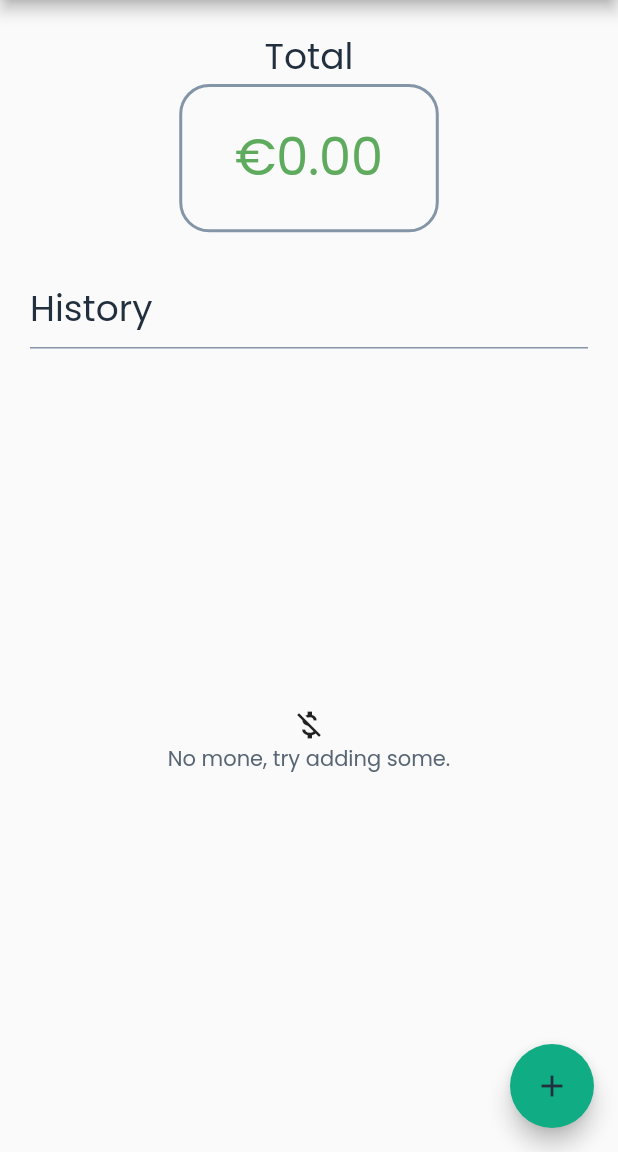
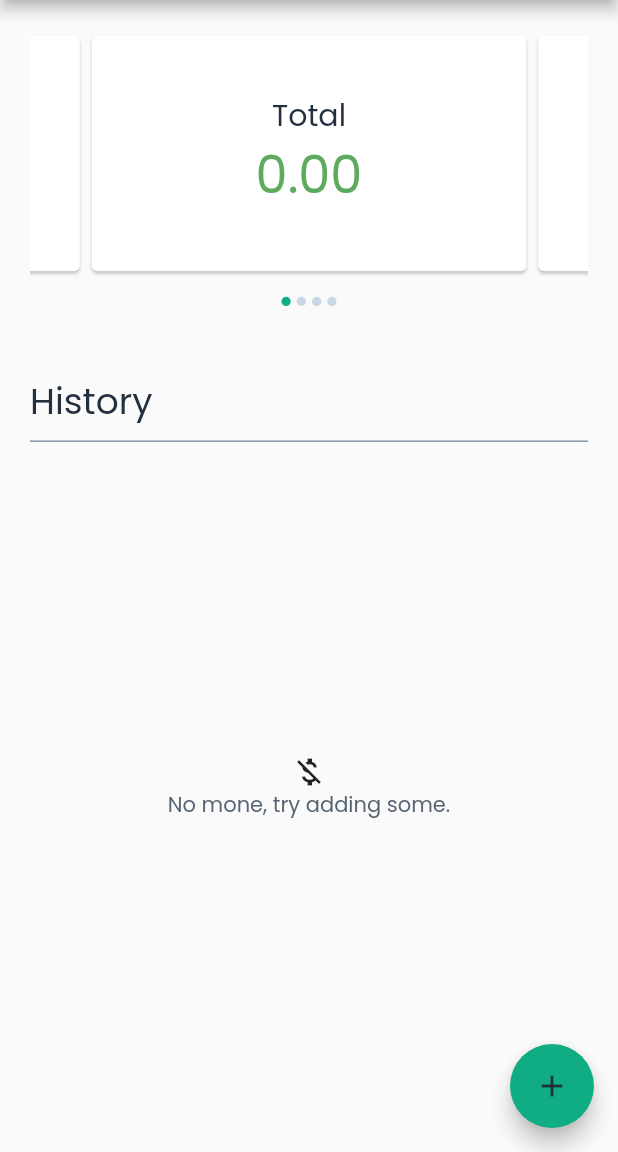
Before and after one commit to sungvzer/moneio, a Flutter app: the screen it shows once a user with an empty profile is signed in, on a phone screen of 412 x 824 dp, the part 84-1236 px from its top. Run offline on Flutter 3.47's test engine with Material 2 defaults, Android fonts, the phone set to English and light mode, and no system bars; drawn by our look-alikes of carousel_slider; our stand-ins replace bloc, cloud_firestore, currency_text_input_formatter, firebase_auth, firebase_core, flutter_bloc and 2 more; accounts and stored records are empty.

Commit message:
Views/Widgets: rewrite SumWidget.
It's now a carousel that displays various informations such as the total
sum, the sum per week, day and month.
It uses CarouselSlider, and, while it is still WIP, it shows very good
functionality and looks robust enough.

```diff
--- a/lib/views/home/home_page.dart
+++ b/lib/views/home/home_page.dart
@@ -11,7 +11,7 @@ import 'package:moneio/helpers/screen.dart';
 import 'package:moneio/views/home/add_transaction_page.dart';
 import 'package:moneio/views/home/settings_page.dart';
 import 'package:moneio/views/home/suggestions_page.dart';
-import 'package:moneio/widgets/sum_widget.dart' show SumWidget;
+import 'package:moneio/widgets/sum_widget.dart';
 import 'package:moneio/widgets/transaction_list.dart';
 
 class HomePage extends StatelessWidget {
@@ -163,7 +163,7 @@ class HomePage extends StatelessWidget {
             padding: const EdgeInsets.all(20.0),
             child: Column(
               children: [
-                SumWidget(settings["human_readable"]),
+                SumCarousel(settings["human_readable"]),
                 SizedBox(
                   height: percentHeight(context) * 4,
                 ),
--- a/lib/widgets/sum_widget.dart
+++ b/lib/widgets/sum_widget.dart
@@ -1,175 +1,315 @@
-import 'package:flutter/foundation.dart';
+import 'package:carousel_slider/carousel_slider.dart';
 import 'package:flutter/material.dart';
+import 'package:flutter/rendering.dart';
 import 'package:flutter_bloc/flutter_bloc.dart';
 import 'package:moneio/bloc/firestore/firestore_bloc.dart';
-import 'package:moneio/bloc/preference/preference_bloc.dart';
 import 'package:moneio/color_palette.dart';
-import 'package:moneio/constants.dart';
 import 'package:moneio/models/transaction.dart';
 import 'package:moneio/helpers/screen.dart';
+import 'package:moneio/models/transaction_category.dart';
 
-class SumWidget extends StatefulWidget {
-  final bool _humanReadable;
+class SumCarousel extends StatefulWidget {
+  final bool humanReadable;
+  SumCarousel(this.humanReadable);
 
-  SumWidget(this._humanReadable) {
-    if (morePrinting) {
-      debugPrint("SumWidget: human readable: $_humanReadable");
+  @override
+  _SumCarouselState createState() => _SumCarouselState(humanReadable);
+}
+
+class _SumCarouselState extends State<SumCarousel> {
+  int _currentIndex = 0;
+  var _cardList = <Widget Function(List<Transaction>)>[];
+  final bool humanReadable;
+
+  _SumCarouselState(this.humanReadable) {
+    _cardList = <Widget Function(List<Transaction>)>[
+      (l) => _TotalSumCard(this.humanReadable, l),
+      (l) => _DaySumCard(this.humanReadable, l),
+      (l) => _WeekSumCard(this.humanReadable, l),
+      (l) => _MonthSumCard(this.humanReadable, l),
+    ];
+  }
+
+  void _updateIndex(int newIndex) {
+    setState(() {
+      _currentIndex = newIndex;
+    });
+  }
+
+  List<T> map<T>(List list, Function handler) {
+    List<T> result = [];
+
+    for (int i = 0; i < list.length; i++) {
+      result.add(handler(i, list[i]));
     }
+
+    return result;
+  }
+
+  void _onPageChanged(int index, CarouselPageChangedReason reason) {
+    _updateIndex(index);
+  }
+
+  List<Transaction> _getTransactionsFromState(FirestoreState state) {
+    List<Transaction> Function(Map<String, dynamic>) getFromDocument =
+        (Map<String, dynamic> document) {
+      List<Transaction> list = [];
+      if (!document.containsKey("transactions")) {
+        return list;
+      }
+      if (document["transactions"] is List) {
+        for (var map in document["transactions"]) {
+          list.add(Transaction.fromMap(map as Map<String, dynamic>));
+        }
+      }
+      return list;
+    };
+    List<Transaction> list = [];
+
+    if (state is FirestoreInitial) {
+      return list;
+    }
+    if (state is FirestoreReadState) {
+      if (!state.success) return list;
+      if (state.type != FirestoreReadType.UserDocument &&
+          state.type != FirestoreReadType.UserTransactions) {
+        return list;
+      }
+      if (!state.hasData) return list;
+      if (state.type == FirestoreReadType.UserTransactions) return state.data;
+
+      if (state.type == FirestoreReadType.UserDocument)
+        return getFromDocument(state.data);
+    }
+    if (state is FirestoreWriteState) {
+      if (!state.success) return list;
+      if (!state.hasUpdatedDocument) return list;
+      if (!(state.updatedDocument as Map).containsKey("transactions")) {
+        return list;
+      }
+
+      Map<String, dynamic> document = state.updatedDocument;
+      return getFromDocument(document);
+    }
+
+    return list;
   }
 
   @override
-  SumWidgetState createState() => SumWidgetState(_humanReadable);
-}
-
-class SumWidgetState extends State<SumWidget> {
-  int amount = 0;
-  String amountString = "";
-  bool _humanReadable;
-  String _userCurrency = "";
-
-  SumWidgetState(this._humanReadable);
-
-  Widget getInnerWidget(context, state) {
-    amount = 0;
-    // TODO: Displayed user currency.
-    if (state is! FirestoreReadState && state is! FirestoreWriteState)
-      return CircularProgressIndicator();
-    Map<String, int> sumsByCurrency = {};
-
-    List<Transaction> values = [];
-    if (state is FirestoreWriteState && state.hasUpdatedDocument) {
-      debugPrint(
-          "SumWidgetState.getInnerWidget: write state.. and it has an updated document!");
-      var updatedDocument = state.updatedDocument as Map<String, dynamic>;
-      assert(updatedDocument["transactions"] != null);
-      var maps = updatedDocument["transactions"] as List<dynamic>;
-      maps.forEach((element) {
-        assert(element is Map);
-        values.add(Transaction.fromMap(element));
-      });
-      debugPrint(
-          "SumWidgetState.getInnerWidget: it even has transactions! $values");
-    } else if (state is FirestoreReadState &&
-        state.type == FirestoreReadType.UserTransactions) {
-      assert(state.hasData);
-      values = state.data;
-    }
-    values.forEach((tr) {
-      String currency = tr.currency;
-
-      if (!sumsByCurrency.containsKey(currency))
-        sumsByCurrency[currency] = tr.amount;
-      else {
-        sumsByCurrency[currency] = sumsByCurrency[currency]! + tr.amount;
-      }
-    });
-
-    String maxKey = "";
-    int currentSum;
-
-    for (var key in sumsByCurrency.keys) {
-      currentSum = sumsByCurrency[key]!;
-      // debugPrint("Key: $key, value: $currentSum");
-      if (maxKey == "") maxKey = key;
-      if (currentSum.abs() >= amount.abs()) {
-        amount = currentSum;
-        maxKey = key;
-      }
-    }
-
-    if (morePrinting) {
-      debugPrint(
-          "SumWidget.getInnerWidget: human readable format is ${_humanReadable ? "on" : "off"}");
-    }
-
-    amountString = Transaction(
-      amount: amount,
-      currency: maxKey == "" ? _userCurrency : maxKey,
-      date: DateTime.now(),
-      category: categories["NONE"]!,
-    ).getSeparatedAmountString(
-        currency: true, sign: false, humanReadable: _humanReadable);
-
-    if (morePrinting)
-      debugPrint(
-          "SumWidget.getInnerWidget: device width is ${screenWidth(context).round()}");
-
-    int maxAmountLength = screenWidth(context).round();
-    maxAmountLength = (maxAmountLength / 40).floor();
-    if (morePrinting)
-      debugPrint(
-          "SumWidget.getInnerWidget: so the new length is $maxAmountLength");
-
-    if (amountString.length > maxAmountLength) {
-      amountString = amountString.substring(0, maxAmountLength) +
-          ' ' +
-          amountString.substring(maxAmountLength);
-    }
-    return Center(
-      child: Text(
-        "${amount < 0 ? '-' : ''}$amountString",
-        style: Theme.of(context).textTheme.headline4!.copyWith(
-              color: amount < 0 ? ColorPalette.Amour : ColorPalette.PastelGreen,
-            ),
-        overflow: TextOverflow.ellipsis,
-      ),
-    );
-  }
-
-  @override
-  Widget build(BuildContext _) {
+  Widget build(BuildContext context) {
     return Column(
       children: [
-        Text(
-          "Total",
-          style: Theme.of(_).textTheme.headline5!,
-        ),
-        BlocBuilder<PreferenceBloc, PreferenceState>(
-          builder: (context, preferenceState) {
-            if (preferenceState is PreferenceWriteState) {
-              _humanReadable =
-                  preferenceState.updatedPreferences["human_readable"];
-              _userCurrency =
-                  preferenceState.updatedPreferences["favorite_currency"];
-            } else if (preferenceState is PreferenceReadState &&
-                preferenceState.readValue is Map) {
-              _humanReadable = preferenceState.readValue["human_readable"];
-              _userCurrency = preferenceState.readValue["favorite_currency"];
-            }
-            return BlocBuilder<FirestoreBloc, FirestoreState>(
-              builder: (context, state) {
-                var innerWidget = getInnerWidget(context, state);
+        BlocBuilder<FirestoreBloc, FirestoreState>(
+          builder: (context, state) {
+            List<Transaction> list = _getTransactionsFromState(state);
+            if (state is FirestoreInitial) return Container();
 
-                var outerWidget = GestureDetector(
-                  onTap: () => setState(() => debugPrint("It works now!")),
-                  child: SizedBox(
-                    height: percentHeight(_) * 12,
-                    width: percentWidth(_) * 42,
-                    child: DecoratedBox(
-                      child: Align(
-                        alignment: Alignment.center,
-                        child: Padding(
-                          padding: const EdgeInsets.all(15.0),
-                          child: innerWidget,
-                        ),
-                      ),
-                      decoration: BoxDecoration(
-                        shape: BoxShape.rectangle,
-                        borderRadius: BorderRadius.all(Radius.circular(20)),
-                        border: Border.all(
-                          color: Theme.of(_).textTheme.subtitle2!.color!,
-                          width: 2,
-                        ),
-                      ),
-                    ),
+            return CarouselSlider(
+              items: _cardList
+                  .map<Widget>((Widget Function(List<Transaction>) fn) {
+                return Container(
+                  height: percentHeight(context) * 0.33,
+                  width: screenWidth(context),
+                  child: Card(
+                    child: fn(list),
                   ),
                 );
-                return outerWidget;
-              },
+              }).toList(),
+              options: CarouselOptions(
+                onPageChanged: _onPageChanged,
+                height: percentHeight(context) * 20,
+              ),
             );
           },
+        ),
+        Row(
+          mainAxisAlignment: MainAxisAlignment.center,
+          crossAxisAlignment: CrossAxisAlignment.center,
+          children: map<Widget>(
+            _cardList,
+            (index, url) {
+              return Container(
+                width: percentWidth(context) * 1.5,
+                height: percentHeight(context) * 1.5,
+                margin: EdgeInsets.symmetric(vertical: 10.0, horizontal: 2.0),
+                decoration: BoxDecoration(
+                  shape: BoxShape.circle,
+                  color: _currentIndex == index
+                      ? Theme.of(context).primaryColor
+                      : ColorPalette.LightBlueBallerina,
+                ),
+              );
+            },
+          ),
         ),
       ],
     );
   }
 }
+
+class _TotalSumCard extends StatelessWidget {
+  final bool humanReadable;
+  final List<Transaction> transactions;
+
+  _TotalSumCard(this.humanReadable, this.transactions);
+
+  @override
+  Widget build(BuildContext context) {
+    return _GenericSumCard(
+      title: "Total",
+      filter: (Transaction tr) => true,
+      humanReadable: this.humanReadable,
+      transactions: transactions,
+    );
+  }
+}
+
+class _MonthSumCard extends StatelessWidget {
+  final bool humanReadable;
+  final List<Transaction> transactions;
+
+  _MonthSumCard(this.humanReadable, this.transactions);
+
+  @override
+  Widget build(BuildContext context) {
+    return _GenericSumCard(
+      title: "This month",
+      filter: (Transaction tr) {
+        DateTime date = DateTime(tr.date.year, tr.date.month, tr.date.day);
+        return date.month == DateTime.now().month;
+      },
+      humanReadable: this.humanReadable,
+      transactions: transactions,
+    );
+  }
+}
+
+class _WeekSumCard extends StatelessWidget {
+  final bool humanReadable;
+  final List<Transaction> transactions;
+
+  _WeekSumCard(this.humanReadable, this.transactions);
+
+  @override
+  Widget build(BuildContext context) {
+    return _GenericSumCard(
+      title: "This week",
+      filter: (Transaction tr) {
+        DateTime date = DateTime(tr.date.year, tr.date.month, tr.date.day);
+        return date.difference(DateTime.now()).inDays.abs() < 7;
+      },
+      humanReadable: this.humanReadable,
+      transactions: transactions,
+    );
+  }
+}
+
+class _DaySumCard extends StatelessWidget {
+  final bool humanReadable;
+  final List<Transaction> transactions;
+
+  _DaySumCard(this.humanReadable, this.transactions);
+
+  @override
+  Widget build(BuildContext context) {
+    return _GenericSumCard(
+      title: "Today",
+      filter: (Transaction tr) {
+        DateTime date = DateTime(tr.date.year, tr.date.month, tr.date.day);
+        return date.difference(DateTime.now()).inDays == 0;
+      },
+      humanReadable: this.humanReadable,
+      transactions: transactions,
+    );
+  }
+}
+
+class _GenericSumCard extends StatefulWidget {
+  final bool Function(Transaction) filter;
+  final String title;
+  final bool humanReadable;
+  final List<Transaction> transactions;
+
+  _GenericSumCard({
+    required this.title,
+    required this.filter,
+    required this.humanReadable,
+    required this.transactions,
+  });
+
+  @override
+  _GenericSumCardState createState() => _GenericSumCardState();
+}
+
+class _GenericSumCardState extends State<_GenericSumCard> {
+  List<Transaction> _filterTransactions(List<Transaction> list,
+      [bool Function(Transaction)? filter]) {
+    if (filter == null) {
+      return list;
+    }
+
+    var newList = <Transaction>[];
+    for (var t in list) {
+      if (filter(t)) newList.add(t);
+    }
+    return newList;
+  }
+
+  Transaction _sumTransactions(List<Transaction> list) {
+    Map<String, dynamic> sumByCurrency = {};
+
+    for (var t in list) {
+      if (sumByCurrency[t.currency] == null) {
+        sumByCurrency[t.currency] = t.amount;
+        continue;
+      }
+      sumByCurrency[t.currency] += t.amount;
+    }
+    String highestCurrency = "";
+    int highestAmount = 0;
+    for (var entry in sumByCurrency.entries) {
+      if (entry.value > highestAmount) {
+        highestCurrency = entry.key;
+        highestAmount = entry.value;
+      }
+    }
+
+    return Transaction(
+      category: TransactionCategory("NONE"),
+      date: DateTime.now(),
+      amount: highestAmount,
+      currency: highestCurrency,
+    );
+  }
+
+  _GenericSumCardState();
+  @override
+  Widget build(BuildContext context) {
+    Transaction sum = _sumTransactions(
+      _filterTransactions(
+        widget.transactions,
+      ),
+    );
+    return Column(
+      mainAxisAlignment: MainAxisAlignment.center,
+      crossAxisAlignment: CrossAxisAlignment.center,
+      children: [
+        Text(
+          widget.title,
+          style: Theme.of(context).textTheme.headline6,
+        ),
+        Text(
+          sum.getSeparatedAmountString(
+            currency: true,
+            humanReadable: widget.humanReadable,
+          ),
+          style: Theme.of(context).textTheme.headline4!.copyWith(
+                color: sum.amount < 0
+                    ? ColorPalette.Amour
+                    : ColorPalette.PastelGreen,
+              ),
+        ),
+      ],
+    );
+  }
+}
```
